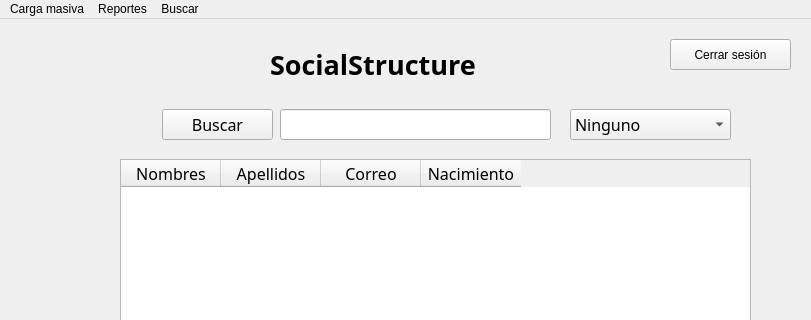
Before: the Qt Designer form Fase2/adminwindow.ui in angelygm03/-EDD-Proyecto_202210483, drawn with Qt 5; both pictures show x 0 to 811 and y 0 to 320 of the 811 by 539 pixel window.
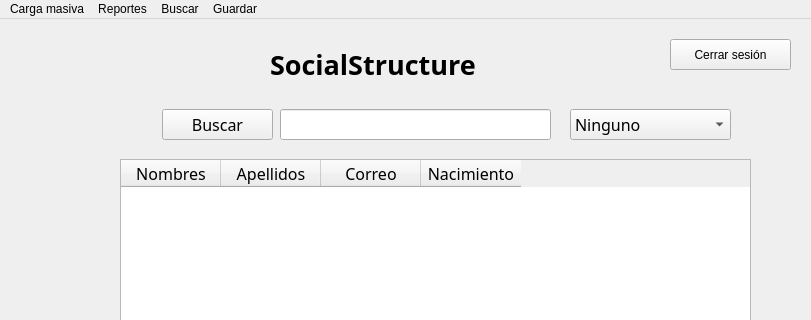
After: the same form once the commit is applied.

Commit message: comprimir usuarios

```diff
--- a/Fase2/adminwindow.ui
+++ b/Fase2/adminwindow.ui
@@ -216,9 +216,16 @@
      <string>Buscar</string>
     </property>
    </widget>
+   <widget class="QMenu" name="menuComprimir">
+    <property name="title">
+     <string>Guardar</string>
+    </property>
+    <addaction name="actionUsuarios_comprimir"/>
+   </widget>
    <addaction name="menuCarga_masiva"/>
    <addaction name="menuReportes"/>
    <addaction name="menuBuscar"/>
+   <addaction name="menuComprimir"/>
   </widget>
   <widget class="QStatusBar" name="statusbar"/>
   <action name="actionCargar_usuarios">
```
Left out of the diff: 5 changed lines with no effect on the pictures. The commit also changes 15 other files.
